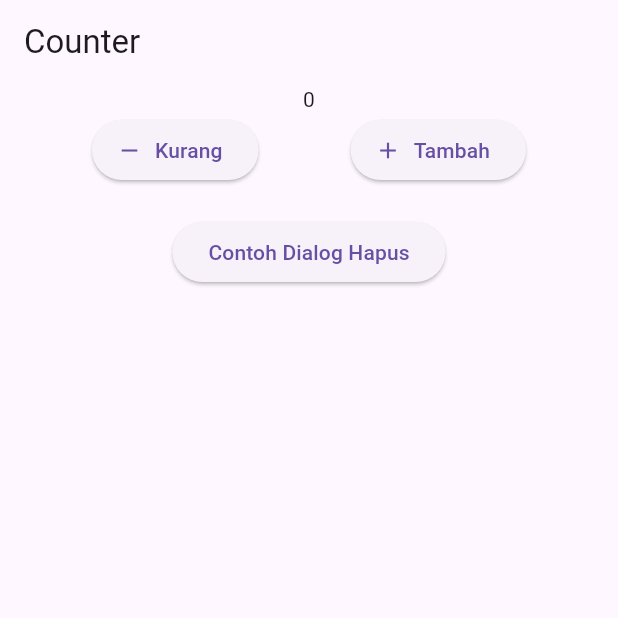
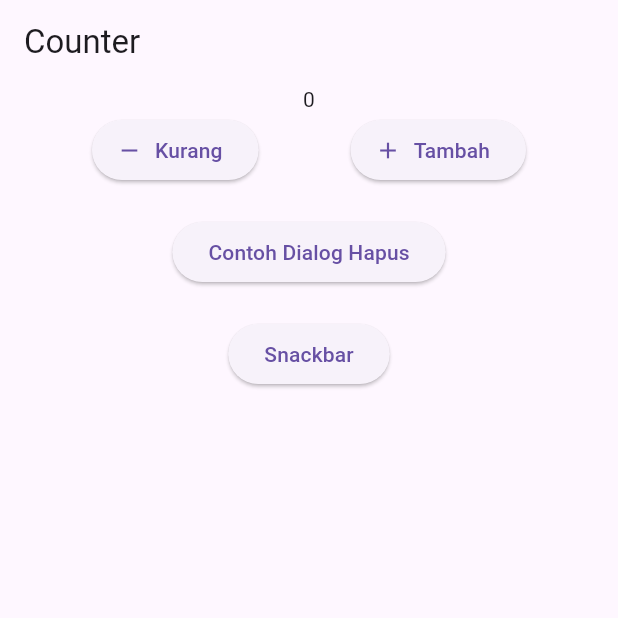
Before and after one commit to muhammadiqbalsaputra/stateless_stateful, a Flutter app: the screen it shows after launch, on a phone screen of 412 x 824 dp, the top half of it. Run offline on Flutter 3.47's test engine with Material 3 defaults, Android fonts, the light colour scheme and no system bars.

Commit message:
Update Snackbar

```diff
--- a/lib/main.dart
+++ b/lib/main.dart
@@ -63,13 +63,22 @@ class _HomePageState extends State<HomePage> {
                     title: Text("Peringatan"),
                     content: Text("Apakah anda yakin untuk menghapus akun ini"),
                     actions: [
-                      TextButton(onPressed: (){}, child: Text("Batal")),
-                      ElevatedButton(onPressed: (){}, child: Text("Ya")),
+                      TextButton(onPressed: () {}, child: Text("Batal")),
+                      ElevatedButton(onPressed: () {}, child: Text("Ya")),
                     ],
                   ),
                 );
               },
               child: Text("Contoh Dialog Hapus"),
+            ),
+            SizedBox(height: 20),
+            ElevatedButton(
+              onPressed: () {
+                ScaffoldMessenger.of(context).showSnackBar(
+                  SnackBar(content: Text("Akun Berhasil Dihapus")),
+                );
+              },
+              child: Text("Snackbar"),
             ),
           ],
         ),
```
